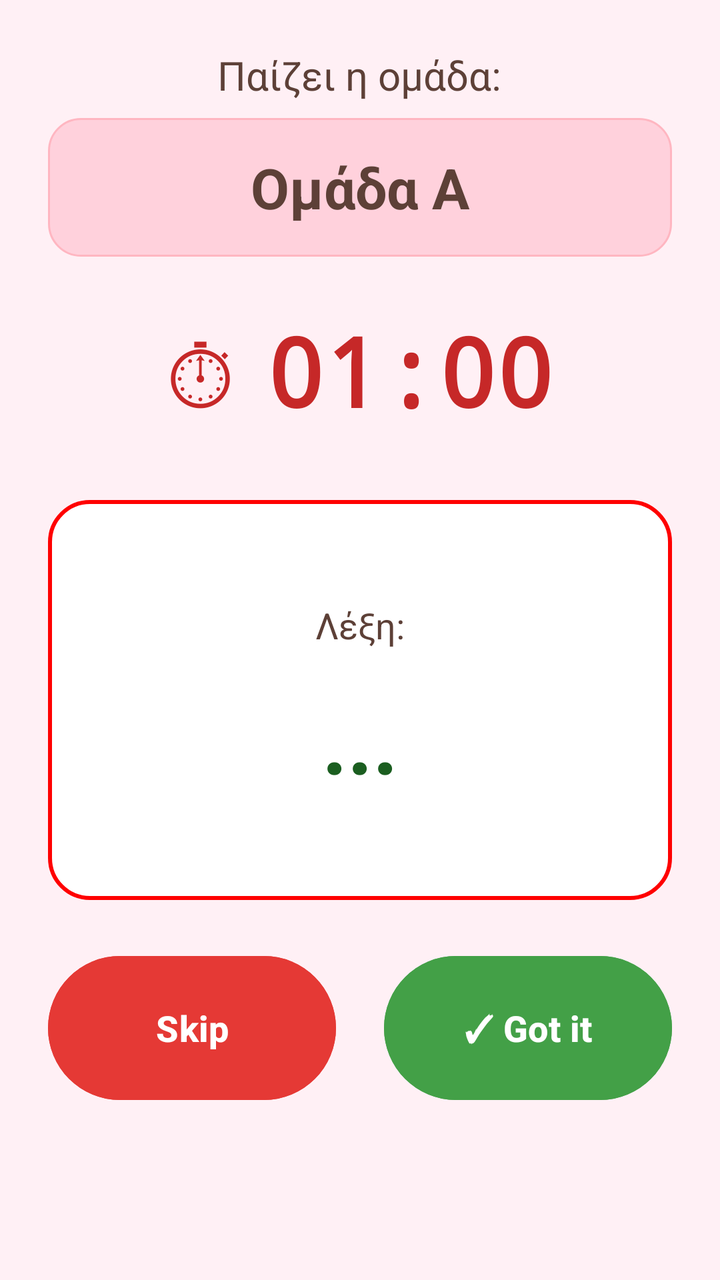
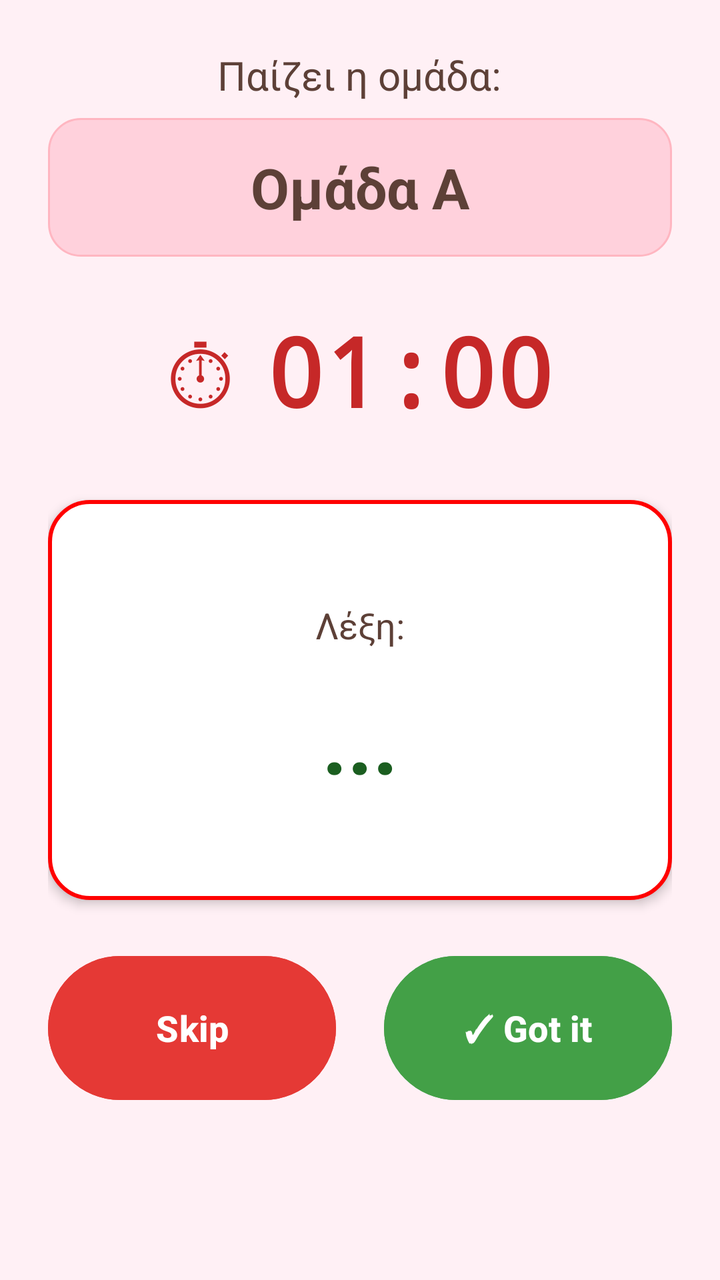

The first picture is an Android layout as it rendered before a commit; the second is the same layout after the commit. The layout source and the unified diff follow.
<!-- AndroidManifest.xml: application theme Theme.WordMaster -->
<!-- res/layout/activity_gameplay.xml -->
<?xml version="1.0" encoding="utf-8"?>
<ScrollView xmlns:android="http://schemas.android.com/apk/res/android"
    android:id="@+id/main"
    android:layout_width="match_parent"
    android:layout_height="match_parent"
    android:fillViewport="true"
    android:background="#FFF0F5">

    <LinearLayout
        android:layout_width="match_parent"
        android:layout_height="wrap_content"
        android:orientation="vertical"
        android:padding="24dp">

        
        <LinearLayout
            android:layout_width="match_parent"
            android:layout_height="wrap_content"
            android:orientation="vertical"
            android:gravity="center"
            android:layout_marginBottom="24dp">

            <TextView
                android:layout_width="wrap_content"
                android:layout_height="wrap_content"
                android:layout_marginBottom="8dp"
                android:text="Παίζει η ομάδα:"
                android:textColor="#5D4037"
                android:textSize="20sp" />

            <TextView
                android:id="@+id/tvTeamName"
                android:layout_width="match_parent"
                android:layout_height="wrap_content"
                android:background="@drawable/team_name_bg_gameplay"
                android:gravity="center"
                android:padding="16dp"
                android:text="Ομάδα Α"
                android:textColor="#5D4037"
                android:textSize="28sp"
                android:textStyle="bold" />

        </LinearLayout>

        
        <LinearLayout
            android:layout_width="match_parent"
            android:layout_height="wrap_content"
            android:orientation="horizontal"
            android:gravity="center"
            android:layout_marginBottom="32dp">

            <TextView
                android:layout_width="wrap_content"
                android:layout_height="wrap_content"
                android:layout_marginEnd="16dp"
                android:text="⏱"
                android:textColor="#C62828"
                android:textSize="48sp" />

            <TextView
                android:id="@+id/tvTimer"
                android:layout_width="wrap_content"
                android:layout_height="wrap_content"
                android:text="01:00"
                android:textColor="#C62828"
                android:textSize="48sp"
                android:textStyle="bold"
                android:fontFamily="monospace" />

        </LinearLayout>

        
        <LinearLayout
            android:layout_width="match_parent"
            android:layout_height="200dp"
            android:orientation="vertical"
            android:gravity="center"
            android:background="@drawable/card_bg_gameplay"
            android:padding="32dp"
            android:layout_marginBottom="24dp">

            <TextView
                android:layout_width="wrap_content"
                android:layout_height="wrap_content"
                android:text="Λέξη:"
                android:textColor="#5D4037"
                android:textSize="18sp"
                android:layout_marginBottom="16dp" />

            <TextView
                android:id="@+id/tvWord"
                android:layout_width="match_parent"
                android:layout_height="wrap_content"
                android:text="..."
                android:textColor="#1B5E20"
                android:textSize="44sp"
                android:textStyle="bold"
                android:gravity="center" />

        </LinearLayout>

        
        <LinearLayout
            android:layout_width="match_parent"
            android:layout_height="wrap_content"
            android:orientation="horizontal"
            android:gravity="center">

            
            <Button
                android:id="@+id/btnSkip"
                android:layout_width="0dp"
                android:layout_height="80dp"
                android:layout_weight="1"
                android:layout_marginEnd="12dp"
                android:text="Skip"
                android:textSize="18sp"
                android:textColor="#FFFFFF"
                android:backgroundTint="#E53935"
                android:textStyle="bold" />

            
            <Button
                android:id="@+id/btnTick"
                android:layout_width="0dp"
                android:layout_height="80dp"
                android:layout_weight="1"
                android:layout_marginStart="12dp"
                android:text="✓ Got it"
                android:textSize="18sp"
                android:textColor="#FFFFFF"
                android:backgroundTint="#43A047"
                android:textStyle="bold" />

        </LinearLayout>

    </LinearLayout>
</ScrollView>
<!-- resources referenced by this layout -->
<resources>
  <!-- drawable card_bg_gameplay (drawable) -->
  <?xml version="1.0" encoding="utf-8"?>
  <shape xmlns:android="http://schemas.android.com/apk/res/android">
      <solid android:color="#FFFFFF" />
      <corners android:radius="20dp" />
      <stroke android:width="2dp" android:color="#FF0000" />
  </shape>
  <!-- drawable team_name_bg_gameplay (drawable) -->
  <?xml version="1.0" encoding="utf-8"?>
  <shape xmlns:android="http://schemas.android.com/apk/res/android">
      <solid android:color="#FFD1DC" />
      <corners android:radius="16dp" />
      <stroke android:width="1dp" android:color="#FFB6C1" />
  </shape>
  <style name="Theme.WordMaster" parent="Base.Theme.WordMaster" />
  <style name="Base.Theme.WordMaster" parent="Theme.Material3.DayNight.NoActionBar">
          
          
      </style>
</resources>

<!-- the commit's change to res/layout/activity_gameplay.xml (unified diff, before → after) -->
@@ -74,29 +74,30 @@
         <LinearLayout
             android:layout_width="match_parent"
             android:layout_height="200dp"
+            android:layout_marginBottom="24dp"
+            android:background="@drawable/card_bg_gameplay"
+            android:elevation="3dp"
+            android:gravity="center"
             android:orientation="vertical"
-            android:gravity="center"
-            android:background="@drawable/card_bg_gameplay"
-            android:padding="32dp"
-            android:layout_marginBottom="24dp">
+            android:padding="32dp">
 
             <TextView
                 android:layout_width="wrap_content"
                 android:layout_height="wrap_content"
+                android:layout_marginBottom="16dp"
                 android:text="Λέξη:"
                 android:textColor="#5D4037"
-                android:textSize="18sp"
-                android:layout_marginBottom="16dp" />
+                android:textSize="18sp" />
 
             <TextView
                 android:id="@+id/tvWord"
                 android:layout_width="match_parent"
                 android:layout_height="wrap_content"
+                android:gravity="center"
                 android:text="..."
                 android:textColor="#1B5E20"
                 android:textSize="44sp"
-                android:textStyle="bold"
-                android:gravity="center" />
+                android:textStyle="bold" />
 
         </LinearLayout>
 
